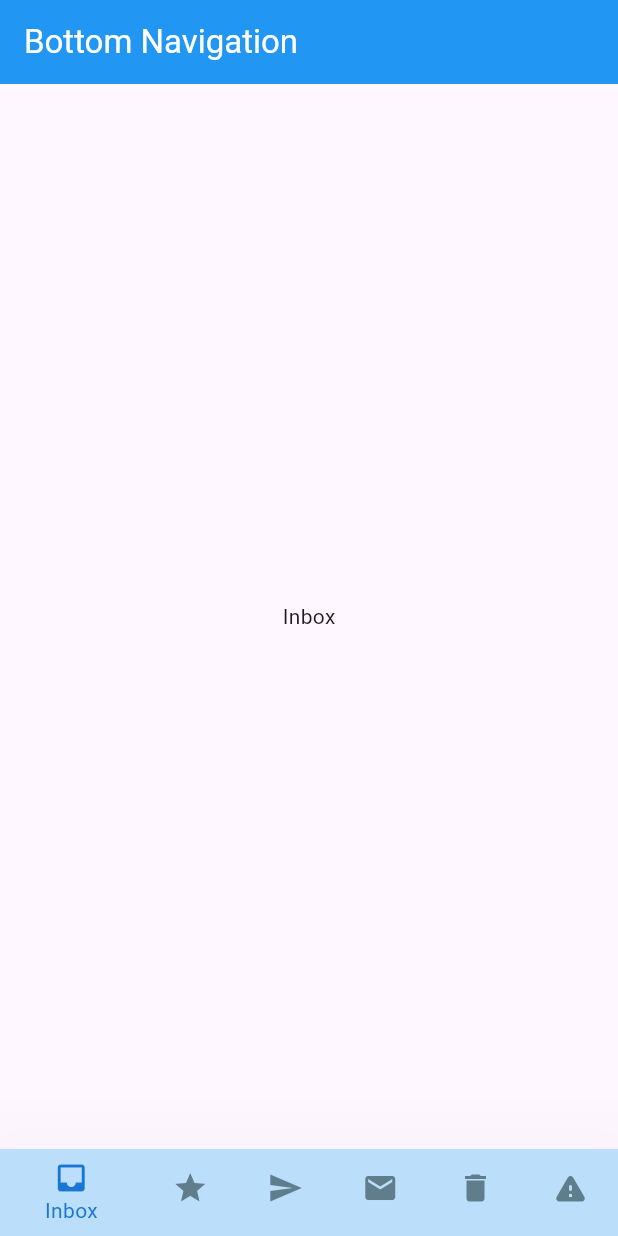
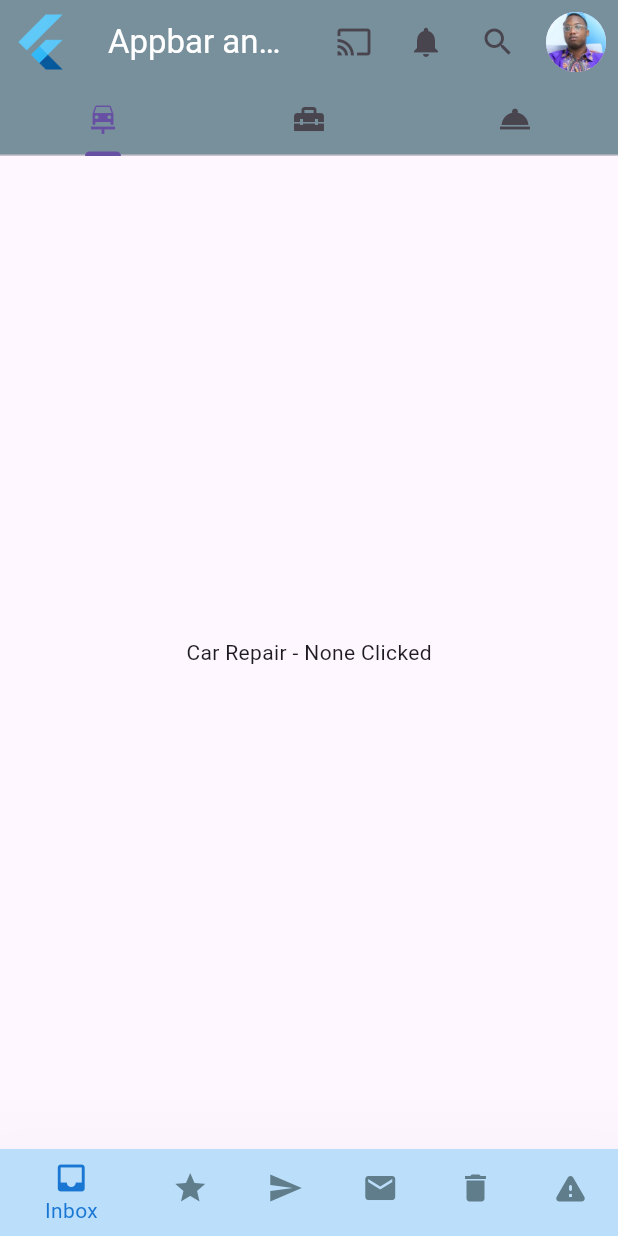
Before and after one commit to ngobiea/flutter_app, a Flutter app: the screen it shows after launch, on a phone screen of 412 x 824 dp. Run offline on Flutter 3.47's test engine with Material 3 defaults, Android fonts, the phone set to English and light mode, and no system bars.

Commit message:
complete side app and tab bar

```diff
--- a/lib/main.dart
+++ b/lib/main.dart
@@ -11,20 +11,23 @@ class MyApp extends StatelessWidget {
   @override
   Widget build(BuildContext context) {
     return const MaterialApp(
-      home: HomePage(),
+      home: MainPage(),
+      debugShowCheckedModeBanner: false,
     );
   }
 }
 
-class HomePage extends StatefulWidget {
-  const HomePage({super.key});
+class MainPage extends StatefulWidget {
+  const MainPage({super.key});
 
   @override
-  State<HomePage> createState() => _HomePageState();
+  State<MainPage> createState() => _MainPageState();
 }
 
-class _HomePageState extends State<HomePage> {
+class _MainPageState extends State<MainPage> {
   var indexClicked = 0;
+  String text = 'None Clicked';
+  GlobalKey<ScaffoldState> drawerKey = GlobalKey();
 
   final pages = [
     const Center(
@@ -69,20 +72,95 @@ class _HomePageState extends State<HomePage> {
 
   @override
   Widget build(BuildContext context) {
-    return Scaffold(
+    return DefaultTabController(
+      length: 3,
+      initialIndex: 0,
+      child: Scaffold(
+        key: drawerKey,
         appBar: AppBar(
-        iconTheme: const IconThemeData(
-          color: Colors.white,
+          backgroundColor: Colors.blueGrey[400],
+          leading: const Padding(
+            padding: EdgeInsets.all(8.0),
+            child: Image(image: AssetImage('assets/images/logo.png')),
           ),
           title: const Text(
-          "Bottom Navigation",
+            "Appbar and TabBar",
             style: TextStyle(
               color: Colors.white,
             ),
           ),
-        backgroundColor: Colors.blue,
+          actions: [
+            IconButton(
+              splashRadius: 30,
+              onPressed: () {
+                setState(() {
+                  text = 'Casting Click';
+                });
+              },
+              icon: const Icon(
+                Icons.cast,
               ),
-      body: pages[indexClicked],
+            ),
+            IconButton(
+              splashRadius: 30,
+              onPressed: () {
+                setState(() {
+                  text = 'Notification Click';
+                });
+              },
+              icon: const Icon(
+                Icons.notifications,
+              ),
+            ),
+            IconButton(
+              splashRadius: 30,
+              onPressed: () {
+                setState(() {
+                  text = 'Search Click';
+                });
+              },
+              icon: const Icon(
+                Icons.search,
+              ),
+            ),
+            IconButton(
+              splashRadius: 30,
+              onPressed: () {
+                setState(() {
+                  drawerKey.currentState?.openEndDrawer();
+                });
+              },
+              icon: const CircleAvatar(
+                backgroundImage: AssetImage('assets/images/my-profile.jpg'),
+              ),
+            ),
+          ],
+          bottom: const TabBar(tabs: [
+            Tab(
+              icon: Icon(Icons.car_repair),
+            ),
+            Tab(
+              icon: Icon(Icons.home_repair_service),
+            ),
+            Tab(
+              icon: Icon(Icons.room_service),
+            ),
+          ]),
+        ),
+        endDrawer: const Drawer(),
+        body: TabBarView(
+          children: [
+            Center(
+              child: Text('Car Repair - $text'),
+            ),
+            Center(
+              child: Text('Home Repair - $text'),
+            ),
+            Center(
+              child: Text('Room Service - $text'),
+            ),
+          ],
+        ),
         bottomNavigationBar: BottomNavigationBar(
           backgroundColor: Colors.blue[100],
           // type: BottomNavigationBarType.fixed,
@@ -125,20 +203,19 @@ class _HomePageState extends State<HomePage> {
                 label: Defaults.bottomNavItemText[3]),
             BottomNavigationBarItem(
                 backgroundColor: Colors.orange[100],
-
                 icon: Icon(
                   Defaults.bottomNavItemIcon[4],
                 ),
                 label: Defaults.bottomNavItemText[4]),
             BottomNavigationBarItem(
                 backgroundColor: Colors.pink[100],
-
                 icon: Icon(
                   Defaults.bottomNavItemIcon[5],
                 ),
                 label: Defaults.bottomNavItemText[5]),
           ],
         ),
+      ),
     );
   }
 }
--- a/pubspec.yaml
+++ b/pubspec.yaml
@@ -61,8 +61,7 @@ flutter:
 
   # To add assets to your application, add an assets section, like this:
   assets:
-    - assets/images/my-profile.jpg
-    - assets/images/drawer.jpg
+    - assets/images/
 
   # An image asset can refer to one or more resolution-specific "variants", see
   # https://flutter.dev/assets-and-images/#resolution-aware
```
Also changed, not shown: assets/images/logo.png (added). Lines whose indentation alone changed are shown as unchanged.
